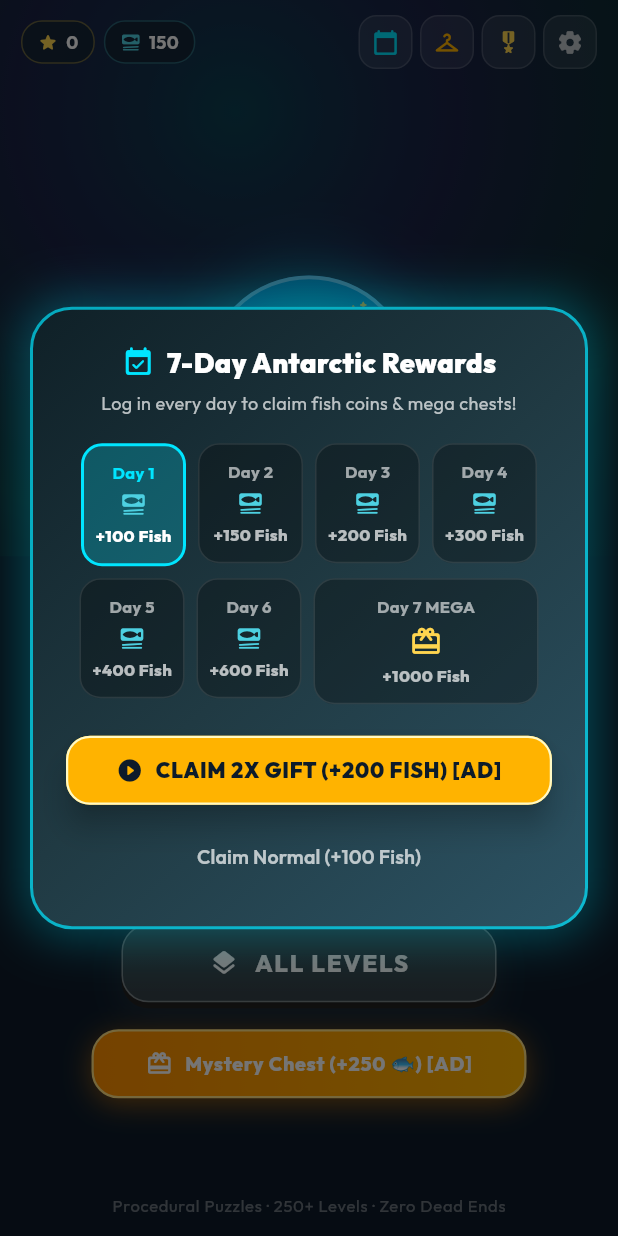
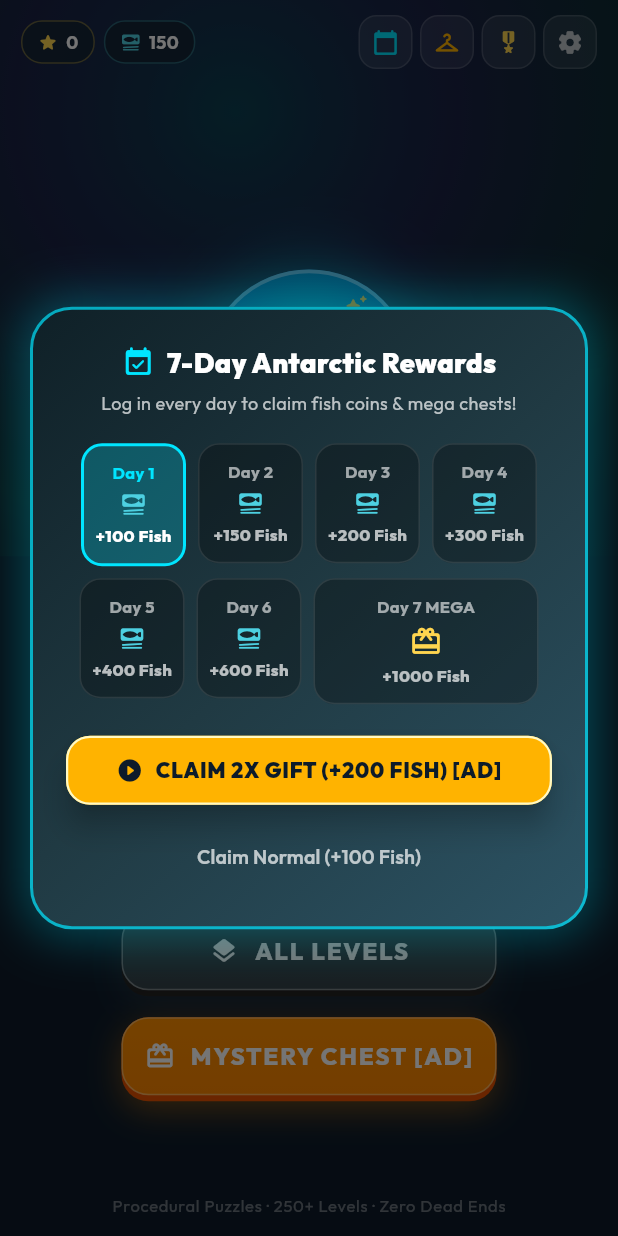
Before and after one commit to gtxPrime/huddle-up, a Flutter app: the screen it shows after launch, on a phone screen of 412 x 824 dp. Run offline on Flutter 3.47's test engine with Material 3 defaults, Android fonts, the phone set to English and light mode, and no system bars; drawn by our look-alikes of flutter_animate; our stand-ins replace audioplayers, flutter_riverpod, google_fonts, google_mobile_ads, shared_preferences; network calls fail.

Commit message:
fix(ui): use _HomeButton for Mystery Chest to prevent overflow

```diff
--- a/lib/ui/screens/home_screen.dart
+++ b/lib/ui/screens/home_screen.dart
@@ -230,7 +230,11 @@ class _HomeScreenState extends State<HomeScreen> {
                 const SizedBox(height: 14),
 
                 // Daily Mystery Chest Rewarded Ad Button
-                InkWell(
+                _HomeButton(
+                  icon: Icons.card_giftcard_rounded,
+                  label: 'MYSTERY CHEST [AD]',
+                  accent: const Color(0xFFFF8F00),
+                  baseColor: const Color(0xFFE65100),
                   onTap: () {
                     AdService.showRewardedMysteryGiftAd(
                       context,
@@ -255,46 +259,6 @@ class _HomeScreenState extends State<HomeScreen> {
                       },
                     );
                   },
-                  borderRadius: BorderRadius.circular(18),
-                  child: Container(
-                    width: 290,
-                    padding: const EdgeInsets.symmetric(
-                        horizontal: 14, vertical: 12),
-                    decoration: BoxDecoration(
-                      gradient: const LinearGradient(
-                        colors: [Color(0xFFFF8F00), Color(0xFFFFB300)],
-                      ),
-                      borderRadius: BorderRadius.circular(18),
-                      border: Border.all(
-                        color: const Color(0xFFFFE082),
-                        width: 1.5,
-                      ),
-                      boxShadow: [
-                        BoxShadow(
-                          color: const Color(0xFFFF8F00).withValues(alpha: 0.5),
-                          blurRadius: 16,
-                          offset: const Offset(0, 4),
-                        ),
-                      ],
-                    ),
-                    child: Row(
-                      mainAxisAlignment: MainAxisAlignment.center,
-                      children: [
-                        const Icon(Icons.card_giftcard_rounded,
-                            color: Colors.white, size: 18),
-                        const SizedBox(width: 8),
-                        Text(
-                          'Mystery Chest (+250 🐟) [AD]',
-                          style: GoogleFonts.outfit(
-                            fontSize: 13,
-                            fontWeight: FontWeight.w800,
-                            color: Colors.white,
-                            letterSpacing: 0.5,
-                          ),
-                        ),
-                      ],
-                    ),
-                  ),
                 )
                     .animate(delay: 750.ms, onPlay: (c) => c.repeat(reverse: true))
                     .scaleXY(begin: 1.0, end: 1.03, duration: 800.ms),
```
